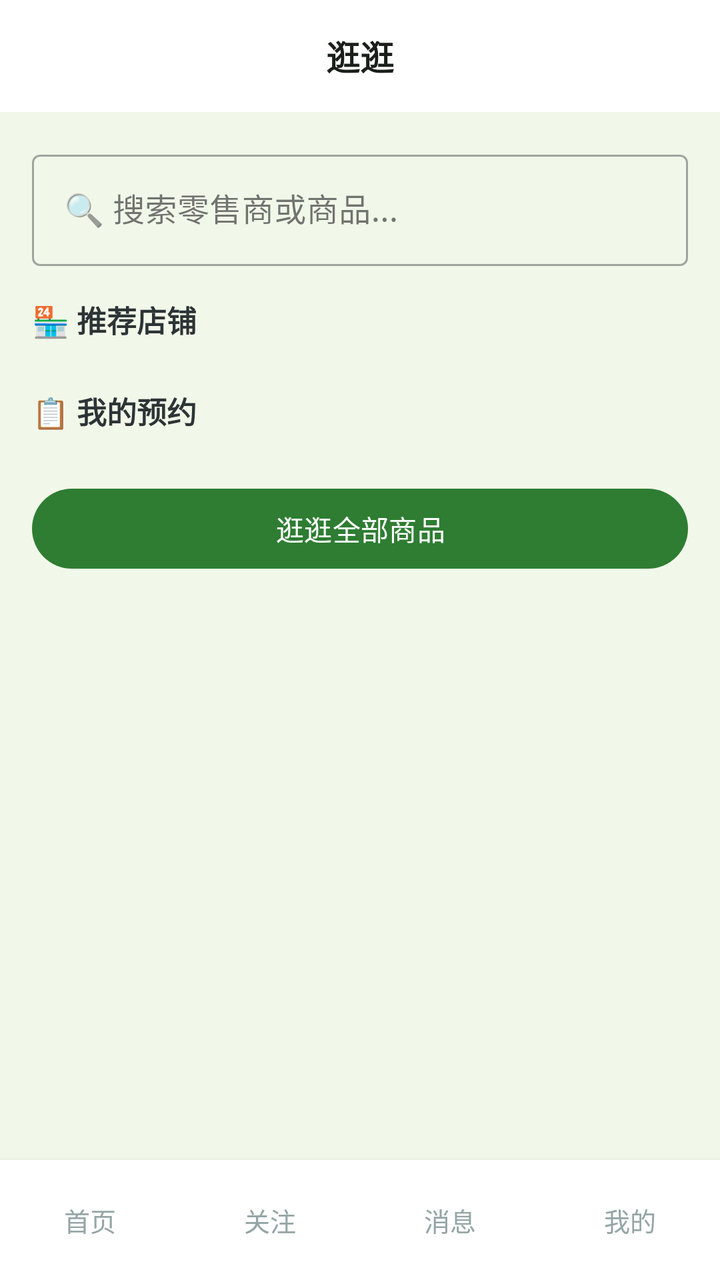
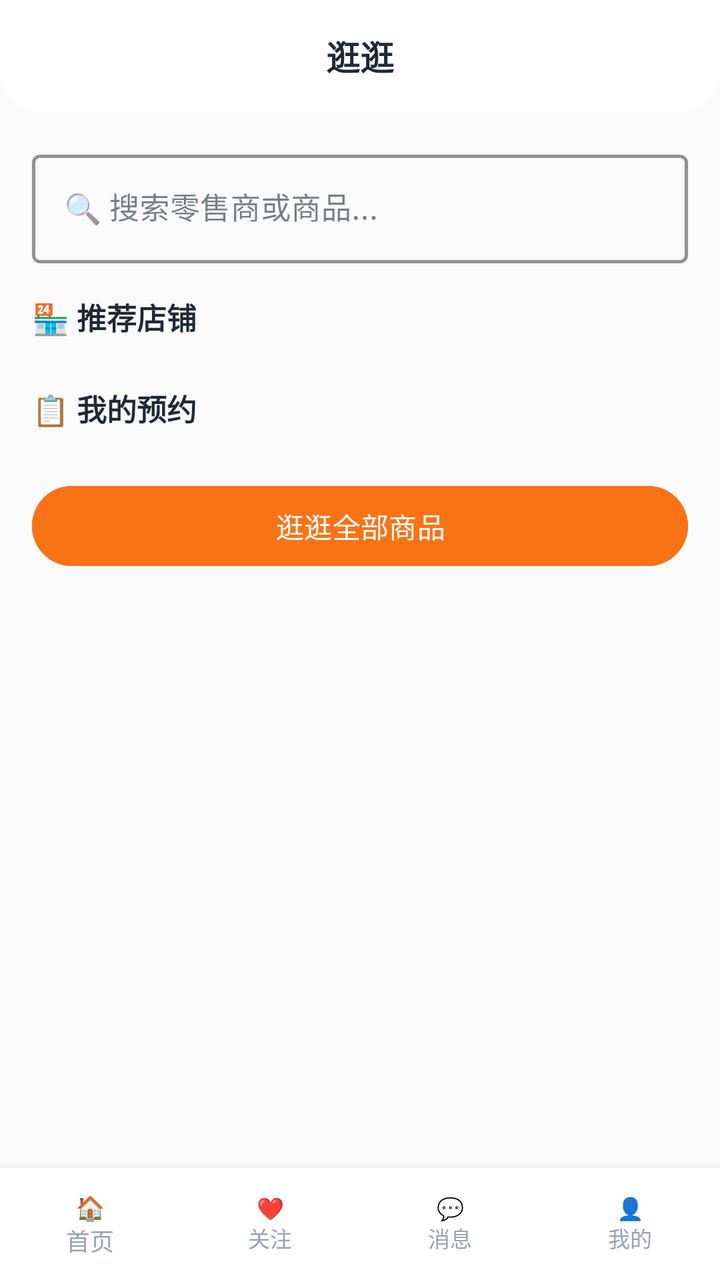

Screens rendered from an Android XML layout before and after an edit, with the pre-edit source and the edit as a unified diff.
<!-- AndroidManifest.xml: application theme Theme.ClothingSI -->
<!-- res/layout/activity_buyer_home.xml -->
<?xml version="1.0" encoding="utf-8"?>
<LinearLayout xmlns:android="http://schemas.android.com/apk/res/android"
    xmlns:app="http://schemas.android.com/apk/res-auto"
    android:layout_width="match_parent" android:layout_height="match_parent"
    android:orientation="vertical" android:background="@color/bg">
    <RelativeLayout android:layout_width="match_parent" android:layout_height="56dp"
        android:background="@drawable/header_bar_bg">
        <TextView android:id="@+id/btn_back" android:layout_width="36dp" android:layout_height="36dp"
            android:text="‹" android:textSize="20dp" android:textColor="@color/text_primary"
            android:gravity="center" android:background="@drawable/circle_bg" android:visibility="gone" />
        <TextView android:layout_width="wrap_content" android:layout_height="wrap_content"
            android:text="逛逛" android:textSize="17dp" android:textStyle="bold"
            android:textColor="@color/text_primary" android:layout_centerInParent="true" />
    </RelativeLayout>
    <ScrollView android:layout_width="match_parent" android:layout_height="0dp"
        android:layout_weight="1">
        <LinearLayout android:layout_width="match_parent" android:layout_height="wrap_content"
            android:orientation="vertical" android:padding="16dp">
            <com.google.android.material.textfield.TextInputLayout
                style="@style/Widget.MaterialComponents.TextInputLayout.OutlinedBox"
                android:layout_width="match_parent" android:layout_height="wrap_content"
                android:layout_marginBottom="16dp">
                <com.google.android.material.textfield.TextInputEditText android:id="@+id/et_search"
                    android:layout_width="match_parent" android:layout_height="wrap_content"
                    android:hint="🔍 搜索零售商或商品..." android:focusable="false"
                    android:cursorVisible="false" />
            </com.google.android.material.textfield.TextInputLayout>
            <TextView android:layout_width="wrap_content" android:layout_height="wrap_content"
                android:text="🏪 推荐店铺" android:textSize="15dp" android:textStyle="bold"
                android:textColor="#2D3436" android:layout_marginBottom="8dp" />
            <LinearLayout android:id="@+id/layout_followed_stores"
                android:layout_width="match_parent" android:layout_height="wrap_content"
                android:orientation="vertical" android:layout_marginBottom="16dp" />
            <TextView android:layout_width="wrap_content" android:layout_height="wrap_content"
                android:text="📋 我的预约" android:textSize="15dp" android:textStyle="bold"
                android:textColor="#2D3436" android:layout_marginBottom="8dp" />
            <LinearLayout android:id="@+id/layout_appointments"
                android:layout_width="match_parent" android:layout_height="wrap_content"
                android:orientation="vertical" android:layout_marginBottom="16dp" />
            <com.google.android.material.button.MaterialButton android:id="@+id/btn_buy"
                android:layout_width="match_parent" android:layout_height="48dp"
                android:text="逛逛全部商品" app:cornerRadius="24dp" />
        </LinearLayout>
    </ScrollView>
    <include layout="@layout/include_buyer_bottom" />
</LinearLayout>
<!-- res/layout/include_buyer_bottom.xml (included above) -->
<?xml version="1.0" encoding="utf-8"?>
<LinearLayout xmlns:android="http://schemas.android.com/apk/res/android"
    android:layout_width="match_parent" android:layout_height="wrap_content"
    android:orientation="horizontal" android:gravity="center"
    android:paddingVertical="10dp" android:background="#FFFFFF"
    android:weightSum="4" android:elevation="4dp">
    <TextView android:id="@+id/bottom_home" android:layout_width="0dp" android:layout_height="40dp"
        android:layout_weight="1" android:gravity="center" android:text="首页"
        android:textSize="13dp" android:textColor="#95A5A6"
        android:clickable="true" android:focusable="true" />
    <TextView android:id="@+id/bottom_follow" android:layout_width="0dp" android:layout_height="40dp"
        android:layout_weight="1" android:gravity="center" android:text="关注"
        android:textSize="13dp" android:textColor="#95A5A6"
        android:clickable="true" android:focusable="true" />
    <TextView android:id="@+id/bottom_messages" android:layout_width="0dp" android:layout_height="40dp"
        android:layout_weight="1" android:gravity="center" android:text="消息"
        android:textSize="13dp" android:textColor="#95A5A6"
        android:clickable="true" android:focusable="true" />
    <TextView android:id="@+id/bottom_profile" android:layout_width="0dp" android:layout_height="40dp"
        android:layout_weight="1" android:gravity="center" android:text="我的"
        android:textSize="13dp" android:textColor="#95A5A6"
        android:clickable="true" android:focusable="true" />
</LinearLayout>
<!-- resources referenced by this layout -->
<resources>
  <color name="bg">#F1F8E9</color>
  <color name="text_primary">#1B1F1B</color>
  <!-- drawable circle_bg (drawable) -->
  <?xml version="1.0" encoding="utf-8"?>
  <shape xmlns:android="http://schemas.android.com/apk/res/android" android:shape="oval">
      <solid android:color="#26FFFFFF" />
  </shape>
  <!-- drawable header_bar_bg (drawable) -->
  <?xml version="1.0" encoding="utf-8"?>
  <shape xmlns:android="http://schemas.android.com/apk/res/android" android:shape="rectangle">
      <solid android:color="#FFFFFF" />
  </shape>
  <style name="Theme.ClothingSI" parent="Theme.Material3.Light.NoActionBar">
          <item name="colorPrimary">@color/primary</item>
          <item name="colorPrimaryDark">@color/primary_dark</item>
          <item name="colorAccent">@color/accent</item>
          <item name="android:statusBarColor">@android:color/transparent</item>
          <item name="android:navigationBarColor">@color/white</item>
          
          <item name="android:windowLightStatusBar">true</item>
          
          <item name="android:fontFamily">sans-serif</item>
          <item name="android:textViewStyle">@style/TextView.Base</item>
      </style>
  <color name="primary">#2E7D32</color>
  <color name="primary_dark">#1B5E20</color>
  <color name="accent">#66BB6A</color>
  <color name="white">#FFFFFF</color>
  <style name="TextView.Base" parent="android:Widget.TextView">
          <item name="android:fontFamily">sans-serif</item>
      </style>
</resources>

<!-- the commit's change to res/layout/activity_buyer_home.xml (unified diff, before → after) -->
@@ -2,15 +2,15 @@
 <LinearLayout xmlns:android="http://schemas.android.com/apk/res/android"
     xmlns:app="http://schemas.android.com/apk/res-auto"
     android:layout_width="match_parent" android:layout_height="match_parent"
-    android:orientation="vertical" android:background="@color/bg">
+    android:orientation="vertical" android:background="@color/md_surface_container_low">
     <RelativeLayout android:layout_width="match_parent" android:layout_height="56dp"
         android:background="@drawable/header_bar_bg">
         <TextView android:id="@+id/btn_back" android:layout_width="36dp" android:layout_height="36dp"
-            android:text="‹" android:textSize="20dp" android:textColor="@color/text_primary"
+            android:text="‹" android:textSize="20sp" android:textColor="@color/md_on_surface"
             android:gravity="center" android:background="@drawable/circle_bg" android:visibility="gone" />
         <TextView android:layout_width="wrap_content" android:layout_height="wrap_content"
-            android:text="逛逛" android:textSize="17dp" android:textStyle="bold"
-            android:textColor="@color/text_primary" android:layout_centerInParent="true" />
+            android:text="逛逛" android:textSize="17sp" android:textStyle="bold"
+            android:textColor="@color/md_on_surface" android:layout_centerInParent="true" />
     </RelativeLayout>
     <ScrollView android:layout_width="match_parent" android:layout_height="0dp"
         android:layout_weight="1">
@@ -19,27 +19,30 @@
             <com.google.android.material.textfield.TextInputLayout
                 style="@style/Widget.MaterialComponents.TextInputLayout.OutlinedBox"
                 android:layout_width="match_parent" android:layout_height="wrap_content"
+                app:boxStrokeColor="@color/md_primary" app:boxStrokeWidth="1.5dp"
                 android:layout_marginBottom="16dp">
                 <com.google.android.material.textfield.TextInputEditText android:id="@+id/et_search"
                     android:layout_width="match_parent" android:layout_height="wrap_content"
-                    android:hint="🔍 搜索零售商或商品..." android:focusable="false"
-                    android:cursorVisible="false" />
+                    android:hint="🔍 搜索零售商或商品..." android:textSize="15sp"
+                    android:focusable="false" android:cursorVisible="false" />
             </com.google.android.material.textfield.TextInputLayout>
             <TextView android:layout_width="wrap_content" android:layout_height="wrap_content"
-                android:text="🏪 推荐店铺" android:textSize="15dp" android:textStyle="bold"
-                android:textColor="#2D3436" android:layout_marginBottom="8dp" />
+                android:text="🏪 推荐店铺" android:textSize="15sp" android:textStyle="bold"
+                android:textColor="@color/md_on_surface" android:layout_marginBottom="8dp" />
             <LinearLayout android:id="@+id/layout_followed_stores"
                 android:layout_width="match_parent" android:layout_height="wrap_content"
                 android:orientation="vertical" android:layout_marginBottom="16dp" />
             <TextView android:layout_width="wrap_content" android:layout_height="wrap_content"
-                android:text="📋 我的预约" android:textSize="15dp" android:textStyle="bold"
-                android:textColor="#2D3436" android:layout_marginBottom="8dp" />
+                android:text="📋 我的预约" android:textSize="15sp" android:textStyle="bold"
+                android:textColor="@color/md_on_surface" android:layout_marginBottom="8dp" />
             <LinearLayout android:id="@+id/layout_appointments"
                 android:layout_width="match_parent" android:layout_height="wrap_content"
                 android:orientation="vertical" android:layout_marginBottom="16dp" />
             <com.google.android.material.button.MaterialButton android:id="@+id/btn_buy"
                 android:layout_width="match_parent" android:layout_height="48dp"
-                android:text="逛逛全部商品" app:cornerRadius="24dp" />
+                android:text="逛逛全部商品" app:cornerRadius="24dp"
+                android:backgroundTint="@color/md_primary"
+                android:textColor="@color/md_on_primary" />
         </LinearLayout>
     </ScrollView>
     <include layout="@layout/include_buyer_bottom" />
@@ -47,24 +50,29 @@
 <!-- res/layout/include_buyer_bottom.xml (included above) -->
 <?xml version="1.0" encoding="utf-8"?>
 <LinearLayout xmlns:android="http://schemas.android.com/apk/res/android"
-    android:layout_width="match_parent" android:layout_height="wrap_content"
+    android:layout_width="match_parent" android:layout_height="56dp"
     android:orientation="horizontal" android:gravity="center"
-    android:paddingVertical="10dp" android:background="#FFFFFF"
-    android:weightSum="4" android:elevation="4dp">
-    <TextView android:id="@+id/bottom_home" android:layout_width="0dp" android:layout_height="40dp"
-        android:layout_weight="1" android:gravity="center" android:text="首页"
-        android:textSize="13dp" android:textColor="#95A5A6"
+    android:background="@color/md_surface"
+    android:elevation="8dp"
+    android:weightSum="4">
+    <TextView android:id="@+id/bottom_home" android:layout_width="0dp" android:layout_height="match_parent"
+        android:layout_weight="1" android:gravity="center" android:text="🏠\n首页"
+        android:textSize="12sp" android:lines="2" android:lineSpacingExtra="0dp"
+        android:textColor="@color/md_on_surface_variant"
         android:clickable="true" android:focusable="true" />
-    <TextView android:id="@+id/bottom_follow" android:layout_width="0dp" android:layout_height="40dp"
-        android:layout_weight="1" android:gravity="center" android:text="关注"
-        android:textSize="13dp" android:textColor="#95A5A6"
+    <TextView android:id="@+id/bottom_follow" android:layout_width="0dp" android:layout_height="match_parent"
+        android:layout_weight="1" android:gravity="center" android:text="❤️\n关注"
+        android:textSize="11sp" android:lines="2" android:lineSpacingExtra="0dp"
+        android:textColor="@color/md_on_surface_variant"
         android:clickable="true" android:focusable="true" />
-    <TextView android:id="@+id/bottom_messages" android:layout_width="0dp" android:layout_height="40dp"
-        android:layout_weight="1" android:gravity="center" android:text="消息"
-        android:textSize="13dp" android:textColor="#95A5A6"
+    <TextView android:id="@+id/bottom_messages" android:layout_width="0dp" android:layout_height="match_parent"
+        android:layout_weight="1" android:gravity="center" android:text="💬\n消息"
+        android:textSize="11sp" android:lines="2" android:lineSpacingExtra="0dp"
+        android:textColor="@color/md_on_surface_variant"
         android:clickable="true" android:focusable="true" />
-    <TextView android:id="@+id/bottom_profile" android:layout_width="0dp" android:layout_height="40dp"
-        android:layout_weight="1" android:gravity="center" android:text="我的"
-        android:textSize="13dp" android:textColor="#95A5A6"
+    <TextView android:id="@+id/bottom_profile" android:layout_width="0dp" android:layout_height="match_parent"
+        android:layout_weight="1" android:gravity="center" android:text="👤\n我的"
+        android:textSize="11sp" android:lines="2" android:lineSpacingExtra="0dp"
+        android:textColor="@color/md_on_surface_variant"
         android:clickable="true" android:focusable="true" />
 </LinearLayout>
<!-- resource entries referenced after the edit -->
@@ -1,7 +1,11 @@
 <!-- resources referenced by this layout -->
 <resources>
-  <color name="bg">#F1F8E9</color>
-  <color name="text_primary">#1B1F1B</color>
+  <color name="md_on_primary">#FFFFFF</color>
+  <color name="md_on_surface">#1F2937</color>
+  <color name="md_on_surface_variant">#9CA3AF</color>
+  <color name="md_primary">#F97316</color>
+  <color name="md_surface">#FFFFFF</color>
+  <color name="md_surface_container_low">#FAFAFA</color>
   <!-- drawable circle_bg (drawable) -->
   <?xml version="1.0" encoding="utf-8"?>
   <shape xmlns:android="http://schemas.android.com/apk/res/android" android:shape="oval">
@@ -10,24 +14,55 @@
   <!-- drawable header_bar_bg (drawable) -->
   <?xml version="1.0" encoding="utf-8"?>
   <shape xmlns:android="http://schemas.android.com/apk/res/android" android:shape="rectangle">
-      <solid android:color="#FFFFFF" />
+      <solid android:color="@color/md_surface" />
+      <corners android:topLeftRadius="0dp" android:topRightRadius="0dp" android:bottomLeftRadius="20dp" android:bottomRightRadius="20dp" />
   </shape>
   <style name="Theme.ClothingSI" parent="Theme.Material3.Light.NoActionBar">
-          <item name="colorPrimary">@color/primary</item>
-          <item name="colorPrimaryDark">@color/primary_dark</item>
-          <item name="colorAccent">@color/accent</item>
+          
+          <item name="colorPrimary">@color/md_primary</item>
+          <item name="colorOnPrimary">@color/md_on_primary</item>
+          <item name="colorPrimaryContainer">@color/md_primary_container</item>
+          <item name="colorOnPrimaryContainer">@color/md_on_primary_container</item>
+  
+          
+          <item name="colorSecondary">@color/md_secondary</item>
+          <item name="colorOnSecondary">@color/md_on_secondary</item>
+          <item name="colorSecondaryContainer">@color/md_secondary_container</item>
+          <item name="colorOnSecondaryContainer">@color/md_on_secondary_container</item>
+  
+          
+          <item name="android:colorBackground">@color/md_surface_container_low</item>
+          <item name="colorSurface">@color/md_surface</item>
+          <item name="colorOnSurface">@color/md_on_surface</item>
+          <item name="colorOnSurfaceVariant">@color/md_on_surface_variant</item>
+  
+          
+          <item name="colorOutline">@color/md_outline</item>
+          <item name="colorOutlineVariant">@color/md_outline_variant</item>
+  
+          
+          <item name="colorError">@color/md_error</item>
+          <item name="colorOnError">@color/md_on_error</item>
+  
+          
           <item name="android:statusBarColor">@android:color/transparent</item>
-          <item name="android:navigationBarColor">@color/white</item>
-          
+          <item name="android:navigationBarColor">@color/md_surface</item>
           <item name="android:windowLightStatusBar">true</item>
+  
           
           <item name="android:fontFamily">sans-serif</item>
           <item name="android:textViewStyle">@style/TextView.Base</item>
       </style>
-  <color name="primary">#2E7D32</color>
-  <color name="primary_dark">#1B5E20</color>
-  <color name="accent">#66BB6A</color>
-  <color name="white">#FFFFFF</color>
+  <color name="md_primary_container">#FFF7ED</color>
+  <color name="md_on_primary_container">#5C3D00</color>
+  <color name="md_secondary">#2563EB</color>
+  <color name="md_on_secondary">#FFFFFF</color>
+  <color name="md_secondary_container">#DBEAFE</color>
+  <color name="md_on_secondary_container">#001A3E</color>
+  <color name="md_outline">#9CA3AF</color>
+  <color name="md_outline_variant">#D1D5DB</color>
+  <color name="md_error">#EF4444</color>
+  <color name="md_on_error">#FFFFFF</color>
   <style name="TextView.Base" parent="android:Widget.TextView">
           <item name="android:fontFamily">sans-serif</item>
       </style>
